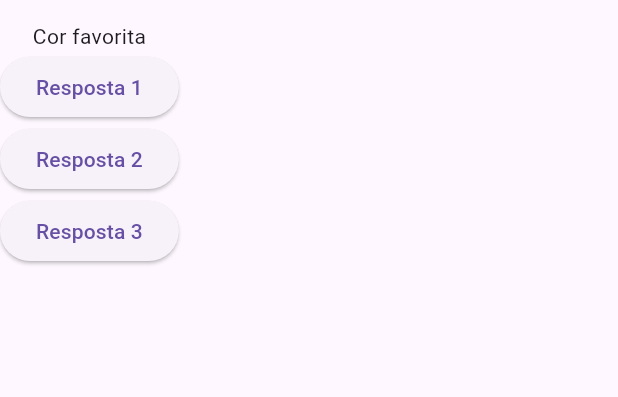
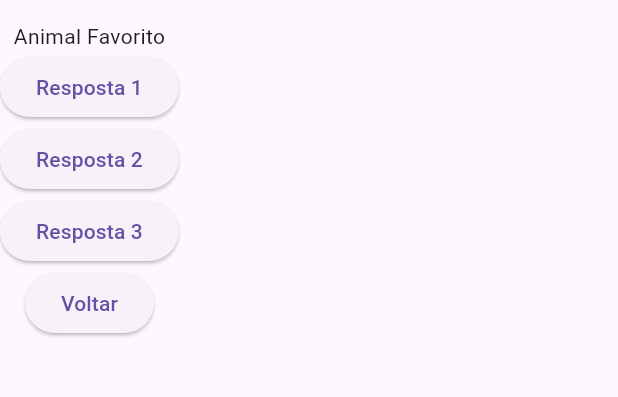
Before and after one commit to HelioRDF/Curso_Flutter, a Flutter app: the screen it shows after launch, after a tap on "Resposta 1", on a phone screen of 412 x 824 dp, the part 63-460 px from its top. Run offline on Flutter 3.47's test engine with Material 3 defaults, Android fonts, the phone set to English and light mode, and no system bars.

Commit message:
Criando componente

```diff
--- a/projeto_perguntas/lib/main.dart
+++ b/projeto_perguntas/lib/main.dart
@@ -1,21 +1,28 @@
 // ignore_for_file: avoid_print
-
 import 'package:flutter/material.dart';
+import './questao.dart';
 
 main() {
-  runApp(const PerguntaApp());
+  runApp(PerguntaApp());
 }
 
-class PerguntaApp extends StatelessWidget {
-  const PerguntaApp({super.key});
-
+class PerguntaAppState extends State<PerguntaApp> {
+  var perguntaSelecionada = 0;
   void responder() {
+    setState(() {
+      perguntaSelecionada++;
+    });
     print('Pergunta respondida');
   }
-
+    void voltar() {
+    setState(() {
+      perguntaSelecionada--;
+    });
+    print('Voltou!');
+  }
   @override
   Widget build(BuildContext context) {
-    final List<String> perguntas = ['Cor favorita', 'Animal Favorito'];
+    final List<String> perguntas = ['Cor favorita', 'Animal Favorito', 'Comida favorita', "Atividade Favorita"];
 
     return MaterialApp(
       home: Scaffold(
@@ -24,7 +31,7 @@ class PerguntaApp extends StatelessWidget {
         ),
         body: Column(
           children: [
-            Text(perguntas[0]),
+            Questao(perguntas[perguntaSelecionada]),
             ElevatedButton(
                 onPressed: responder, child: const Text('Resposta 1')),
             ElevatedButton(
@@ -35,9 +42,18 @@ class PerguntaApp extends StatelessWidget {
                   print('Pergunta respondida 3');
                 },
                 child: const Text('Resposta 3')),
+            ElevatedButton(
+                onPressed: voltar,
+                child: const Text('Voltar')),
           ],
         ),
       ),
     );
   }
 }
+
+class PerguntaApp extends StatefulWidget {
+  PerguntaAppState createState() {
+    return PerguntaAppState();
+  }
+}
--- /dev/null
+++ b/projeto_perguntas/lib/questao.dart
@@ -0,0 +1,12 @@
+
+import 'package:flutter/material.dart';
+
+class Questao extends StatelessWidget {
+final String texto;
+Questao(this.texto);
+
+  @override
+  Widget build(BuildContext context) {
+    return Text(texto);
+  }
+}
```
Also changed, not shown: projeto_perguntas/pubspec.lock, teste/pubspec.lock, 1 other file.
